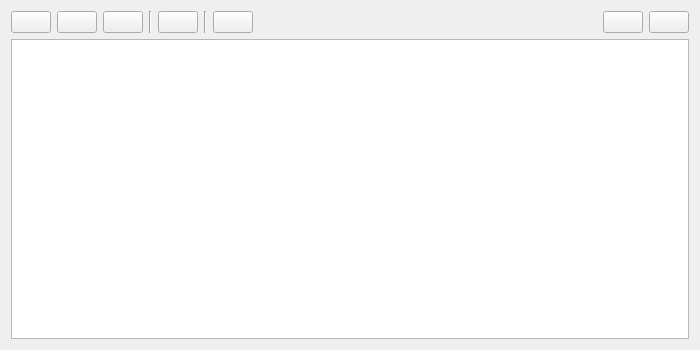
Lebsasha/PaintFigures, file mainwindow.ui: the form before one commit.
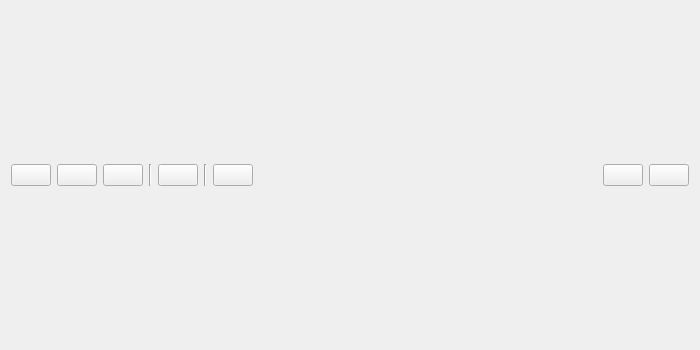
The form after the commit. Icons and pictures are not drawn.

```diff
--- a/mainwindow.ui
+++ b/mainwindow.ui
@@ -88,19 +88,6 @@
           </property>
          </widget>
         </item>
-        <item row="0" column="10">
-         <spacer name="horizontalSpacer">
-          <property name="orientation">
-           <enum>Qt::Horizontal</enum>
-          </property>
-          <property name="sizeHint" stdset="0">
-           <size>
-            <width>40</width>
-            <height>20</height>
-           </size>
-          </property>
-         </spacer>
-        </item>
         <item row="0" column="2">
          <widget class="QPushButton" name="bDrawTriangle">
           <property name="sizePolicy">
@@ -163,6 +150,19 @@
         </item>
        </layout>
       </item>
+      <item>
+       <spacer name="horizontalSpacer">
+        <property name="orientation">
+         <enum>Qt::Horizontal</enum>
+        </property>
+        <property name="sizeHint" stdset="0">
+         <size>
+          <width>40</width>
+          <height>20</height>
+         </size>
+        </property>
+       </spacer>
+      </item>
       <item>
        <layout class="QGridLayout" name="toolbar2">
         <item row="0" column="0">
@@ -215,9 +215,6 @@
       </item>
      </layout>
     </item>
-    <item>
-     <widget class="QGraphicsView" name="graphicsView"/>
-    </item>
    </layout>
   </widget>
   <widget class="QMenuBar" name="menuBar">
```
Left out of the diff: 2 changed lines with no effect on the pictures.
